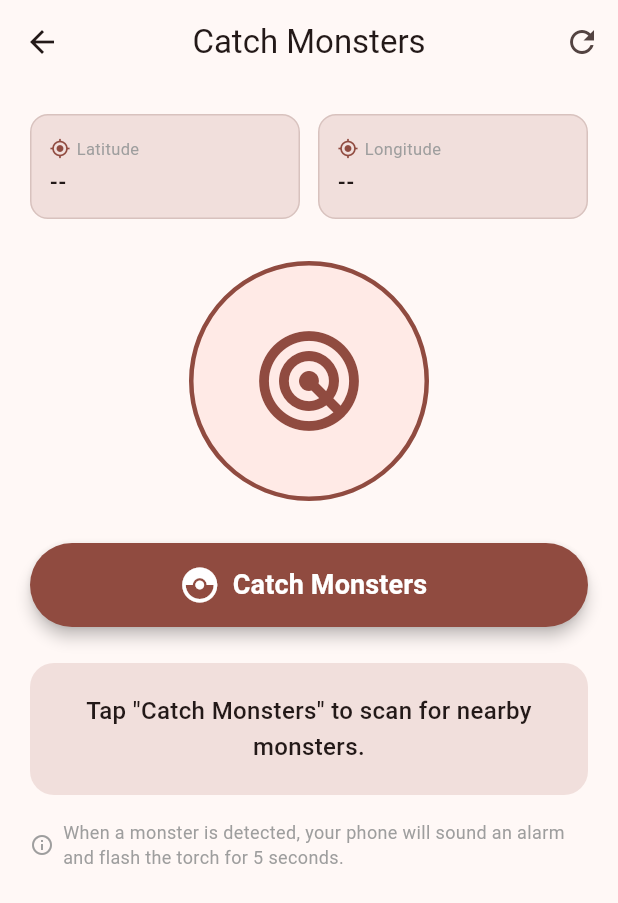
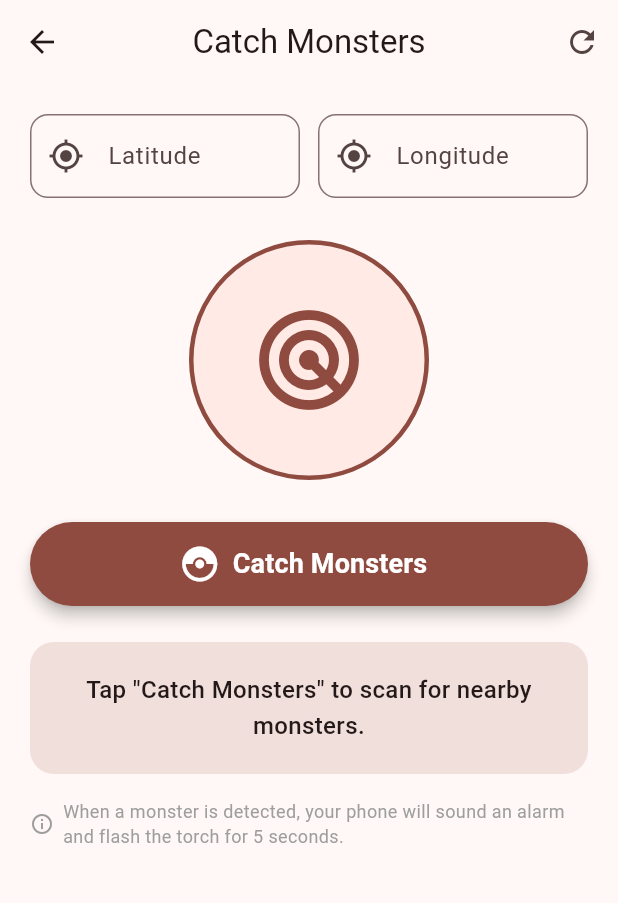
Before and after one commit to katdzy/HAUPokemon, a Flutter app: the CatchMonsterPage screen opened directly with empty values, on a phone screen of 412 x 824 dp. Shown: the top 903 px of the screen. Run offline on Flutter 3.47's test engine with Material 3 defaults, Android fonts, the phone set to English and light mode, and no system bars; our stand-ins replace audioplayers, flutter_map, geolocator, image_picker, latlong2, supabase_flutter; missing offline and left inert: torch_light; accounts and stored records are empty.

Commit message:
fix: typeable long lat when catching monster

```diff
--- a/lib/pages/catch_monster_page.dart
+++ b/lib/pages/catch_monster_page.dart
@@ -16,8 +16,8 @@ class CatchMonsterPage extends StatefulWidget {
 
 class _CatchMonsterPageState extends State<CatchMonsterPage>
     with TickerProviderStateMixin {
-  double? _latitude;
-  double? _longitude;
+  final TextEditingController _latController = TextEditingController();
+  final TextEditingController _lngController = TextEditingController();
   bool _isDetecting = false;
   String _statusMessage = 'Tap "Catch Monsters" to scan for nearby monsters.';
   Monster? _detectedMonster;
@@ -42,6 +42,8 @@ class _CatchMonsterPageState extends State<CatchMonsterPage>
 
   @override
   void dispose() {
+    _latController.dispose();
+    _lngController.dispose();
     _pulseController.dispose();
     _audioPlayer.dispose();
     super.dispose();
@@ -84,39 +86,68 @@ class _CatchMonsterPageState extends State<CatchMonsterPage>
 
   // ── Main detect + catch flow ───────────────────────────────────────────────
   Future<void> _catchMonsters() async {
+    double? inputLat = double.tryParse(_latController.text);
+    double? inputLng = double.tryParse(_lngController.text);
+
+    if (inputLat == null || inputLng == null) {
       final hasPermission = await _handleLocationPermission();
       if (!hasPermission) return;
 
       setState(() {
         _isDetecting = true;
         _detectedMonster = null;
-      _statusMessage = 'Scanning your surroundings...';
+        _statusMessage = 'Fetching your current location...';
       });
       _pulseController.repeat(reverse: true);
 
       try {
         final position = await Geolocator.getCurrentPosition(
             desiredAccuracy: LocationAccuracy.high);
+        inputLat = position.latitude;
+        inputLng = position.longitude;
+
         setState(() {
-        _latitude = position.latitude;
-        _longitude = position.longitude;
+          _latController.text = inputLat!.toString();
+          _lngController.text = inputLng!.toString();
         });
+      } catch (e) {
+        setState(() {
+          _statusMessage = 'Error getting location: $e';
+          _isDetecting = false;
+        });
+        _pulseController.stop();
+        _pulseController.reset();
+        return;
+      }
+    } else {
+      setState(() {
+        _isDetecting = true;
+        _detectedMonster = null;
+        _statusMessage = 'Scanning at entered coordinates...';
+      });
+      _pulseController.repeat(reverse: true);
+    }
 
+    try {
       final monsters = await ApiService.getMonsters();
       Monster? nearbyMonster;
       double closestDistance = double.infinity;
 
       for (var monster in monsters) {
         double distance = Geolocator.distanceBetween(
-          position.latitude,
-          position.longitude,
+          inputLat!,
+          inputLng!,
           monster.spawnLatitude,
           monster.spawnLongitude,
         );
-        if (distance <= monster.spawnRadiusMeters &&
-            distance < closestDistance) {
+
+        bool isExactMatch = (inputLat == monster.spawnLatitude && inputLng == monster.spawnLongitude);
+
+        if (isExactMatch || distance <= monster.spawnRadiusMeters) {
+          if (distance < closestDistance) {
             closestDistance = distance;
             nearbyMonster = monster;
+          }
         }
       }
 
@@ -126,7 +157,7 @@ class _CatchMonsterPageState extends State<CatchMonsterPage>
           _statusMessage =
               '⚠️ Monster detected!\n${nearbyMonster!.monsterName} (${nearbyMonster.monsterType})\n${closestDistance.toStringAsFixed(1)} m away';
         });
-        await _catchSequence(nearbyMonster, position);
+        await _catchSequence(nearbyMonster, inputLat!, inputLng!);
       } else {
         setState(() {
           _statusMessage = 'No monsters nearby.\nKeep exploring!';
@@ -144,7 +175,7 @@ class _CatchMonsterPageState extends State<CatchMonsterPage>
   }
 
   // ── Catch sequence: alarm + torch + API log ────────────────────────────────
-  Future<void> _catchSequence(Monster monster, Position position) async {
+  Future<void> _catchSequence(Monster monster, double lat, double lng) async {
     // Sound alarm
     try {
       await _audioPlayer.play(AssetSource('sounds/monster_alarm.wav'));
@@ -173,8 +204,8 @@ class _CatchMonsterPageState extends State<CatchMonsterPage>
         playerId: widget.playerId,
         monsterId: monster.monsterId,
         locationId: 1,
-        latitude: position.latitude,
-        longitude: position.longitude,
+        latitude: lat,
+        longitude: lng,
       );
 
       if (!mounted) return;
@@ -274,18 +305,32 @@ class _CatchMonsterPageState extends State<CatchMonsterPage>
             Row(
               children: [
                 Expanded(
-                  child: _CoordCard(
-                    label: 'Latitude',
-                    value: _latitude?.toStringAsFixed(6) ?? '--',
-                    icon: Icons.gps_fixed,
+                  child: TextField(
+                    controller: _latController,
+                    keyboardType: const TextInputType.numberWithOptions(decimal: true, signed: true),
+                    decoration: InputDecoration(
+                      labelText: 'Latitude',
+                      hintText: 'e.g. 37.77',
+                      prefixIcon: const Icon(Icons.gps_fixed),
+                      border: OutlineInputBorder(
+                        borderRadius: BorderRadius.circular(12),
+                      ),
+                    ),
                   ),
                 ),
                 const SizedBox(width: 12),
                 Expanded(
-                  child: _CoordCard(
-                    label: 'Longitude',
-                    value: _longitude?.toStringAsFixed(6) ?? '--',
-                    icon: Icons.gps_fixed,
+                  child: TextField(
+                    controller: _lngController,
+                    keyboardType: const TextInputType.numberWithOptions(decimal: true, signed: true),
+                    decoration: InputDecoration(
+                      labelText: 'Longitude',
+                      hintText: 'e.g. -122.41',
+                      prefixIcon: const Icon(Icons.gps_fixed),
+                      border: OutlineInputBorder(
+                        borderRadius: BorderRadius.circular(12),
+                      ),
+                    ),
                   ),
                 ),
               ],
@@ -404,46 +449,3 @@ class _CatchMonsterPageState extends State<CatchMonsterPage>
     );
   }
 }
-
-// ─── GPS Coordinate Card ──────────────────────────────────────────────────────
-class _CoordCard extends StatelessWidget {
-  final String label;
-  final String value;
-  final IconData icon;
-
-  const _CoordCard(
-      {required this.label, required this.value, required this.icon});
-
-  @override
-  Widget build(BuildContext context) {
-    final colorScheme = Theme.of(context).colorScheme;
-
-    return Container(
-      padding: const EdgeInsets.symmetric(horizontal: 12, vertical: 14),
-      decoration: BoxDecoration(
-        color: colorScheme.surfaceContainerHighest,
-        borderRadius: BorderRadius.circular(12),
-        border: Border.all(color: colorScheme.outlineVariant),
-      ),
-      child: Column(
-        crossAxisAlignment: CrossAxisAlignment.start,
-        children: [
-          Row(
-            children: [
-              Icon(icon, size: 14, color: colorScheme.primary),
-              const SizedBox(width: 4),
-              Text(label,
-                  style: const TextStyle(fontSize: 11, color: Colors.grey)),
-            ],
-          ),
-          const SizedBox(height: 4),
-          Text(
-            value,
-            style: const TextStyle(
-                fontSize: 14, fontWeight: FontWeight.bold),
-          ),
-        ],
-      ),
-    );
-  }
-}
```
Also changed, not shown: package-lock.json (added). Lines whose indentation alone changed are shown as unchanged.
